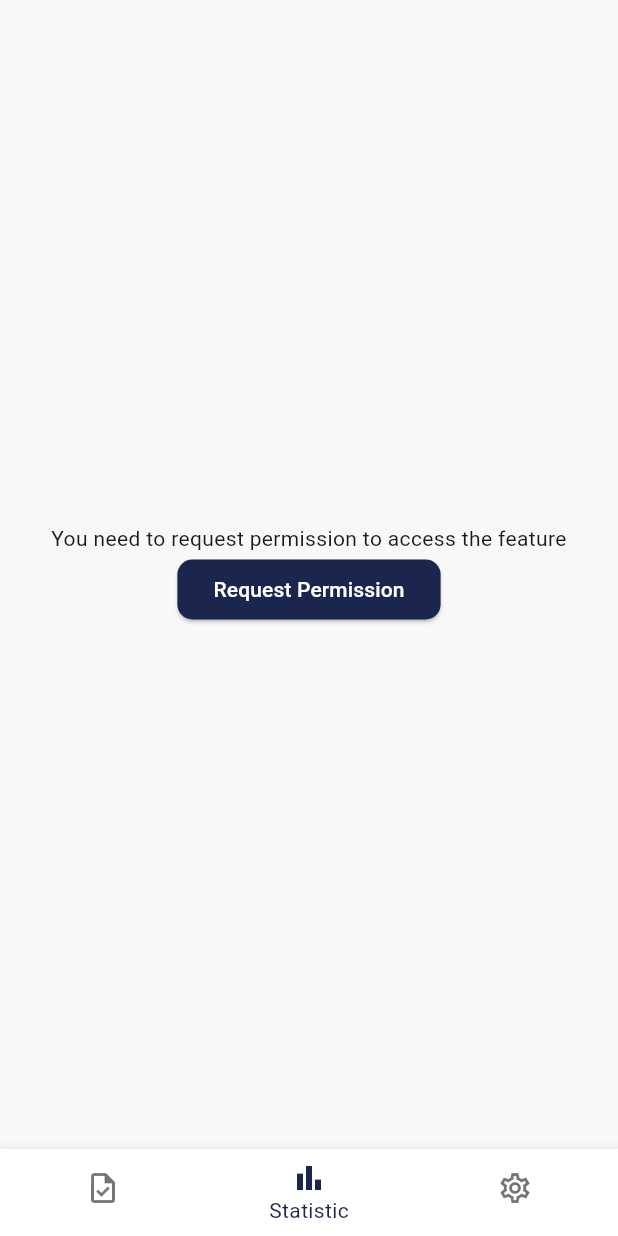
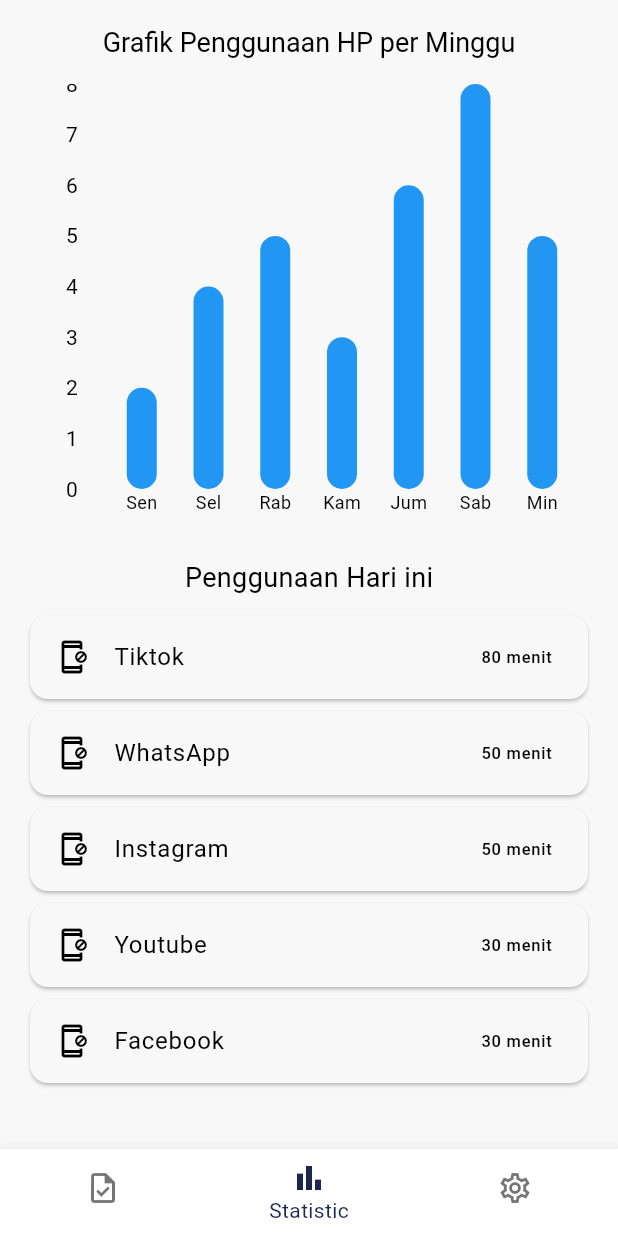
Before and after one commit to dhwalief/mobileApp-deepTask, a Flutter app: the screen it shows after launch, item 2 of the bottom bar chosen, on a phone screen of 412 x 824 dp. Run offline on Flutter 3.47's test engine with Material 3 defaults, Android fonts, the phone set to English and light mode, and no system bars; drawn by our look-alikes of fl_chart; our stand-ins replace flutter_slidable.

Commit message:
Add fl_chart dependency and implement new Preference and Details Task display pages

```diff
--- /dev/null
+++ b/lib/display/stat_display.dart
@@ -0,0 +1,133 @@
+import 'package:flutter/material.dart';
+import 'package:fl_chart/fl_chart.dart';
+
+void main() => runApp(const MyApp());
+
+class MyApp extends StatelessWidget {
+  const MyApp({super.key});
+
+  @override
+  Widget build(BuildContext context) {
+    return MaterialApp(
+      home: UsageBarChart(),
+    );
+  }
+}
+
+class UsageBarChart extends StatelessWidget {
+  final List<double> usageData = [2, 4, 5, 3, 6, 8, 5]; // Data jam per hari
+  final List apk = [
+    ["Tiktok", "80"],
+    ["WhatsApp", "50"],
+    ["Instagram", "50"],
+    ["Youtube", "30"],
+    ["Facebook", "30"],
+  ];
+  @override
+  Widget build(BuildContext context) {
+    return Scaffold(
+      appBar: AppBar(
+        title: const Text(
+          "Grafik Penggunaan HP per Minggu",
+          style: TextStyle(fontSize: 18),
+        ),
+        centerTitle: true,
+      ),
+      body: Padding(
+        padding: const EdgeInsets.only(left: 16, right: 16),
+        child: Column(
+          children: [
+            SizedBox(
+              height: 300, // Menetapkan tinggi tertentu pada grafik batang
+              child: BarChart(BarChartData(
+                barGroups: _generateBarGroups(),
+                titlesData: FlTitlesData(
+                    bottomTitles: AxisTitles(
+                      sideTitles: SideTitles(
+                        showTitles: true,
+                        getTitlesWidget: (value, _) {
+                          const days = [
+                            'Sen',
+                            'Sel',
+                            'Rab',
+                            'Kam',
+                            'Jum',
+                            'Sab',
+                            'Min'
+                          ];
+                          return Text(
+                            days[value.toInt()],
+                            style: const TextStyle(fontSize: 12),
+                          );
+                        },
+                        reservedSize: 30,
+                      ),
+                    ),
+                    rightTitles: AxisTitles(
+                      sideTitles: SideTitles(
+                        showTitles:
+                            false, // Hilangkan keterangan jam di kiri chart
+                      ),
+                    ),
+                    topTitles:
+                        AxisTitles(sideTitles: SideTitles(showTitles: false))),
+                borderData: FlBorderData(show: false),
+                gridData: FlGridData(show: false),
+                barTouchData: BarTouchData(
+                  enabled:
+                      true, // Nonaktifkan touch untuk menghilangkan angka di atas chart
+                ),
+              )),
+            ),
+            Padding(
+              padding: EdgeInsets.only(top: 16, bottom: 8),
+              child: Text(
+                "Penggunaan Hari ini",
+                style: TextStyle(fontSize: 18),
+              ),
+            ),
+            Expanded(
+              child: ListView.builder(
+                itemCount: apk.length,
+                itemBuilder: (context, index) {
+                  return Card(
+                    color: Theme.of(context).colorScheme.surface,
+                    child: ListTile(
+                      leading: Icon(
+                        Icons.app_blocking_outlined,
+                        color: Theme.of(context).colorScheme.onSurface,
+                      ),
+                      title: Text(apk[index][0]),
+                      trailing: Text(
+                        "${apk[index][1]} menit", // Menghapus tanda kurung kurawal
+                        style: TextStyle(
+                          color: Theme.of(context).colorScheme.onSurface,
+                        ),
+                      ),
+                    ),
+                  );
+                },
+              ),
+            )
+          ],
+        ),
+      ),
+    );
+  }
+
+  List<BarChartGroupData> _generateBarGroups() {
+    return List.generate(
+      usageData.length,
+      (i) => BarChartGroupData(
+        x: i,
+        barRods: [
+          BarChartRodData(
+            toY: usageData[i],
+            color: Colors.blue,
+            width: 20,
+          ),
+        ],
+      ),
+    );
+  }
+}
--- a/lib/main.dart
+++ b/lib/main.dart
@@ -1,4 +1,7 @@
+import 'package:deeptask/display/details_task_display.dart';
+import 'package:deeptask/display/stat_display.dart';
 import 'package:deeptask/pages/feature_page/add_task_page.dart';
+import 'package:deeptask/pages/feature_page/preference_setting_page.dart';
 import 'package:deeptask/pages/main_page.dart';
 import 'package:deeptask/pages/setting_page.dart';
 import 'package:deeptask/pages/stat_page.dart';
@@ -22,21 +25,32 @@ class MyApp extends StatelessWidget {
         home: MainPage(),
         routes: {
           '/taskpage': (context) => const TaskPage(),
-          '/statpage': (context) => const StatPage(),
+          '/statpage': (context) => StatPage(),
           '/settingpage': (context) => const SettingPage(),
           '/addtaskpage': (context) => const AddTaskPage(),
+          //deploy
+          '/barchartpage': (context) => UsageBarChart(),
+          '/detailtaskpage': (context) => DetailsTaskDisplay(),
+          '/preferenceSetting': (context) => PreferenceSettingPage(),
         },
         theme: ThemeData(
           colorScheme: ColorScheme.fromSeed(
             seedColor: Color(0xFFFFFFFF),
+            primary: Color(0xFF1B264F),
+            onPrimary: Color(0xFFFFFFFF),
+            secondary: Color(0xFFFFFFFF),
+            onSecondary: Color(0xFF000000),
             surface: Color(0xFFF8F8F8),
-            primary: Color(0xFFFFFFFF),
-            onPrimary: Color(0xFF7c7c7c),
-            secondary: Color(0xFF1B264F),
+            onSurface: Color(0xFF000000),
+            surfaceContainerHigh: Color(0xFFFFFFFF),
+            onSurfaceVariant: Color(0xFFFFFFFF),
+            error: Color(0xFFB00020),
+            onError: Color(0xFFF8F8F8),
           ),
-          appBarTheme: const AppBarTheme(
-            backgroundColor: Color(0xfff8f8f8),
-          ),
+          useMaterial3: true,
+          // appBarTheme: const AppBarTheme(
+          //   backgroundColor: Color(0xfff8f8f8),
+          // ),
         ));
   }
 }
--- a/lib/pages/main_page.dart
+++ b/lib/pages/main_page.dart
@@ -33,8 +33,8 @@ class _MainPageState extends State<MainPage> {
       bottomNavigationBar: BottomNavigationBar(
         currentIndex: _selectedPage,
         onTap: _changePage,
-        backgroundColor: Theme.of(context).colorScheme.primary,
-        selectedItemColor: Theme.of(context).colorScheme.secondary,
+        backgroundColor: Theme.of(context).colorScheme.surfaceContainerHigh,
+        selectedItemColor: Theme.of(context).colorScheme.primary,
         enableFeedback: false,
         // unselectedItemColor: Colors.grey,
         selectedIconTheme: const IconThemeData(),
--- a/lib/pages/stat_page.dart
+++ b/lib/pages/stat_page.dart
@@ -1,13 +1,17 @@
-import 'package:deeptask/util/permission_handler_page_util.dart';
+import 'package:deeptask/display/permission_display.dart';
+import 'package:deeptask/display/stat_display.dart';
+// import 'package:deeptask/util/permission_handler_page_util.dart';
 import 'package:flutter/material.dart';
 
 class StatPage extends StatelessWidget {
-  const StatPage({super.key});
+  StatPage({super.key});
 
+  bool isGranted = false;
+  void checkPermission() {}
   @override
   Widget build(BuildContext context) {
     return Scaffold(
-      body: PermissionHandlerUtil(),
-    );
+        // body: PermissionHandlerUtil(), ?? main
+        body: UsageBarChart());
   }
 }
--- a/lib/util/date_now_util.dart
+++ b/lib/util/date_now_util.dart
@@ -29,7 +29,6 @@ class _DateNowUtilState extends State<DateNowUtil> {
     return Text(
       _dateNow,
       style: TextStyle(
-        color: Theme.of(context).colorScheme.secondary, // Sesuaikan warna teks
         fontSize: widget.fontSize, // Sesuaikan ukuran teks
       ),
     );
--- a/pubspec.yaml
+++ b/pubspec.yaml
@@ -34,6 +34,7 @@ dependencies:
   # permission_handler: any
   permission_handler: ^10.4.3
   flutter_slidable: any
+  fl_chart: any
   # usage_stats_new: ^2.0.5
   # usage: any
   intl: any
```
Also changed, not shown: lib/display/details_task_display.dart (added, +51 -0 lines), lib/display/permission_display.dart (added, +76 -0 lines), lib/pages/feature_page/add_task_page.dart (+28 -4 lines), lib/pages/feature_page/preference_setting_page.dart (added, +43 -0 lines), lib/pages/setting_page.dart (+23 -24 lines), lib/pages/task_page.dart (+66 -26 lines), lib/util/card_util.dart (+33 -17 lines), lib/util/permission_handler_page_util.dart (+55 -45 lines), lib/util/usage_stasts_util.dart (+22 -22 lines), pubspec.lock.
